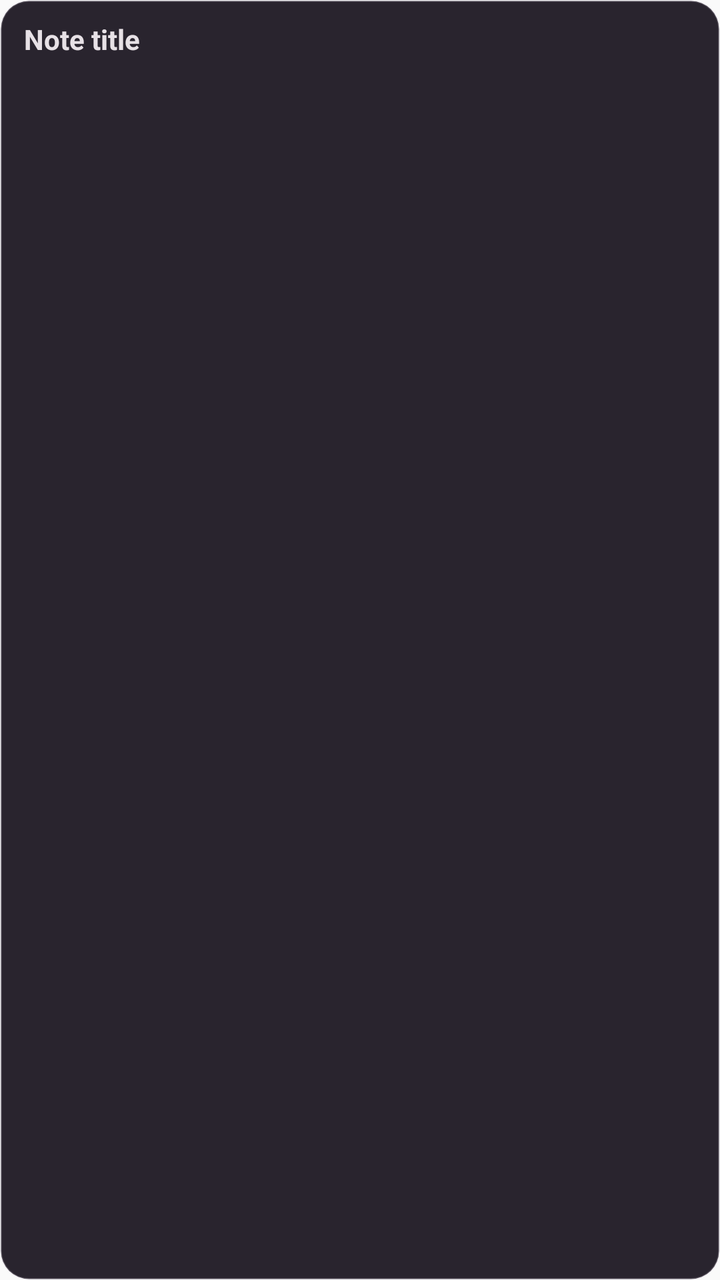
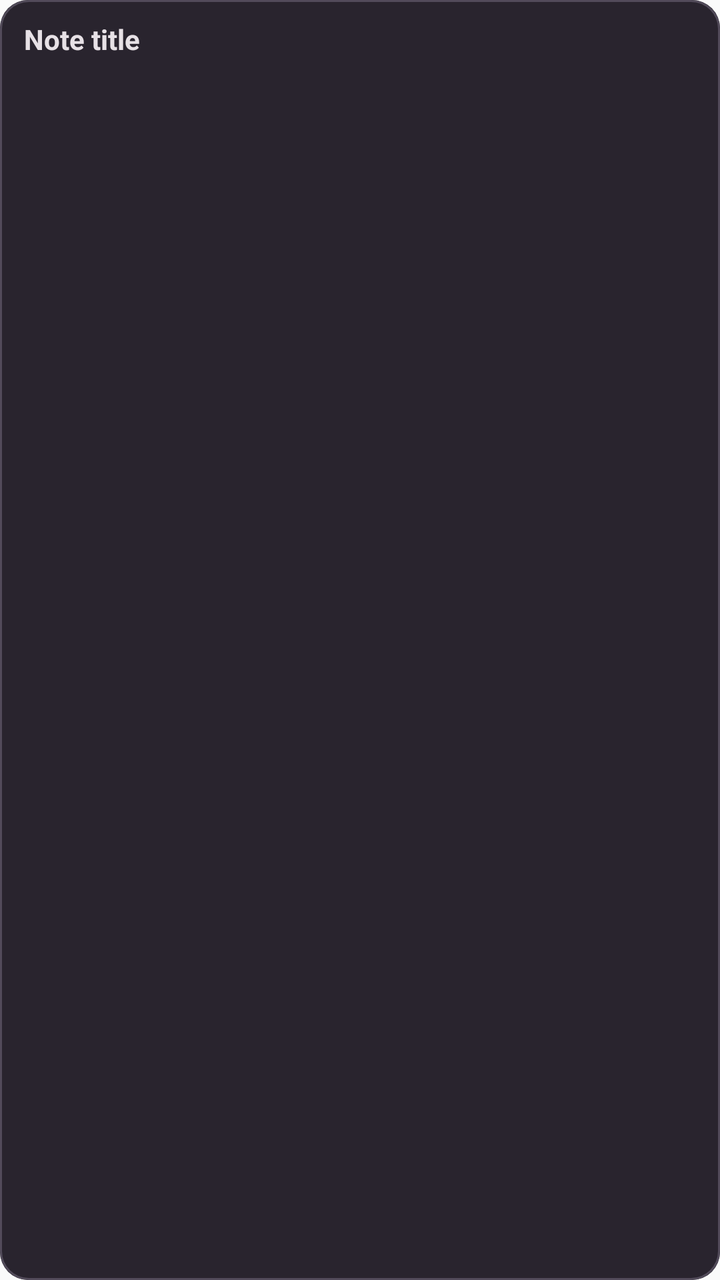

Before-and-after screenshots of an Android layout around one commit, followed by the original layout XML and the change that was made.
<!-- AndroidManifest.xml: application theme Theme.Toolbox -->
<!-- res/layout/widget_notes_item.xml -->
<?xml version="1.0" encoding="utf-8"?>
<LinearLayout xmlns:android="http://schemas.android.com/apk/res/android"
    android:id="@+id/widget_notes_row_root"
    android:layout_width="match_parent"
    android:layout_height="wrap_content"
    android:baselineAligned="false"
    android:orientation="horizontal">

    
    <FrameLayout
        android:id="@+id/widget_notes_item_root"
        android:layout_width="0dp"
        android:layout_height="match_parent"
        android:layout_weight="1"
        android:background="@drawable/bg_todo_widget_item">

        <LinearLayout
            android:id="@+id/widget_notes_item_container"
            android:layout_width="match_parent"
            android:layout_height="wrap_content"
            android:orientation="vertical"
            android:paddingStart="12dp"
            android:paddingTop="10dp"
            android:paddingEnd="12dp"
            android:paddingBottom="10dp">

            
            <LinearLayout
                android:id="@+id/widget_notes_item_header_row"
                android:layout_width="match_parent"
                android:layout_height="wrap_content"
                android:gravity="center_vertical"
                android:orientation="horizontal">

                <TextView
                    android:id="@+id/widget_notes_item_title"
                    android:layout_width="0dp"
                    android:layout_height="wrap_content"
                    android:layout_weight="1"
                    android:ellipsize="end"
                    android:maxLines="1"
                    android:text="Note title"
                    android:textColor="#FFE7E1E6"
                    android:textSize="14sp"
                    android:textStyle="bold" />

                <ImageView
                    android:id="@+id/widget_notes_item_pin_icon"
                    android:layout_width="14dp"
                    android:layout_height="14dp"
                    android:layout_marginStart="6dp"
                    android:contentDescription="Pinned note"
                    android:scaleType="centerInside"
                    android:src="@drawable/ic_notes_widget_pin"
                    android:tint="#FFDDB9F6"
                    android:visibility="gone" />

                <TextView
                    android:id="@+id/widget_notes_item_checklist_badge"
                    android:layout_width="wrap_content"
                    android:layout_height="wrap_content"
                    android:layout_marginStart="6dp"
                    android:background="@drawable/bg_todo_widget_pill"
                    android:paddingStart="7dp"
                    android:paddingTop="2dp"
                    android:paddingEnd="7dp"
                    android:paddingBottom="2dp"
                    android:text="0/0"
                    android:textColor="#FFF3DAFF"
                    android:textSize="10.5sp"
                    android:textStyle="bold"
                    android:visibility="gone" />
            </LinearLayout>

            
            <TextView
                android:id="@+id/widget_notes_item_body"
                android:layout_width="match_parent"
                android:layout_height="wrap_content"
                android:layout_marginTop="3dp"
                android:ellipsize="end"
                android:maxLines="3"
                android:text=""
                android:textColor="#FFCDC4CF"
                android:textSize="12sp"
                android:visibility="gone" />

            
            <TextView
                android:id="@+id/widget_notes_item_meta"
                android:layout_width="match_parent"
                android:layout_height="wrap_content"
                android:layout_marginTop="4dp"
                android:ellipsize="end"
                android:maxLines="1"
                android:text=""
                android:textColor="#FF968E99"
                android:textSize="11sp" />
        </LinearLayout>
    </FrameLayout>

    
    <FrameLayout
        android:id="@+id/widget_notes_item_second_root"
        android:layout_width="0dp"
        android:layout_height="match_parent"
        android:layout_marginStart="6dp"
        android:layout_weight="1"
        android:background="@drawable/bg_todo_widget_item"
        android:visibility="gone">

        <LinearLayout
            android:id="@+id/widget_notes_item_second_container"
            android:layout_width="match_parent"
            android:layout_height="wrap_content"
            android:orientation="vertical"
            android:paddingStart="12dp"
            android:paddingTop="10dp"
            android:paddingEnd="12dp"
            android:paddingBottom="10dp">

            
            <LinearLayout
                android:id="@+id/widget_notes_item_second_header_row"
                android:layout_width="match_parent"
                android:layout_height="wrap_content"
                android:gravity="center_vertical"
                android:orientation="horizontal">

                <TextView
                    android:id="@+id/widget_notes_item_second_title"
                    android:layout_width="0dp"
                    android:layout_height="wrap_content"
                    android:layout_weight="1"
                    android:ellipsize="end"
                    android:maxLines="1"
                    android:text="Note title"
                    android:textColor="#FFE7E1E6"
                    android:textSize="14sp"
                    android:textStyle="bold" />

                <ImageView
                    android:id="@+id/widget_notes_item_second_pin_icon"
                    android:layout_width="14dp"
                    android:layout_height="14dp"
                    android:layout_marginStart="6dp"
                    android:contentDescription="Pinned note"
                    android:scaleType="centerInside"
                    android:src="@drawable/ic_notes_widget_pin"
                    android:tint="#FFDDB9F6"
                    android:visibility="gone" />

                <TextView
                    android:id="@+id/widget_notes_item_second_checklist_badge"
                    android:layout_width="wrap_content"
                    android:layout_height="wrap_content"
                    android:layout_marginStart="6dp"
                    android:background="@drawable/bg_todo_widget_pill"
                    android:paddingStart="7dp"
                    android:paddingTop="2dp"
                    android:paddingEnd="7dp"
                    android:paddingBottom="2dp"
                    android:text="0/0"
                    android:textColor="#FFF3DAFF"
                    android:textSize="10.5sp"
                    android:textStyle="bold"
                    android:visibility="gone" />
            </LinearLayout>

            
            <TextView
                android:id="@+id/widget_notes_item_second_body"
                android:layout_width="match_parent"
                android:layout_height="wrap_content"
                android:layout_marginTop="3dp"
                android:ellipsize="end"
                android:maxLines="3"
                android:text=""
                android:textColor="#FFCDC4CF"
                android:textSize="12sp"
                android:visibility="gone" />

            
            <TextView
                android:id="@+id/widget_notes_item_second_meta"
                android:layout_width="match_parent"
                android:layout_height="wrap_content"
                android:layout_marginTop="4dp"
                android:ellipsize="end"
                android:maxLines="1"
                android:text=""
                android:textColor="#FF968E99"
                android:textSize="11sp" />
        </LinearLayout>
    </FrameLayout>
</LinearLayout>
<!-- resources referenced by this layout -->
<resources>
  <!-- drawable bg_todo_widget_item (drawable) -->
  <?xml version="1.0" encoding="utf-8"?>
  <shape xmlns:android="http://schemas.android.com/apk/res/android"
      android:shape="rectangle">
      <corners android:radius="14dp" />
      <solid android:color="#FF29242E" />
      <stroke
          android:width="1dp"
          android:color="#33CDC4CF" />
  </shape>
  <!-- drawable bg_todo_widget_pill (drawable) -->
  <?xml version="1.0" encoding="utf-8"?>
  <shape xmlns:android="http://schemas.android.com/apk/res/android"
      android:shape="rectangle">
      <corners android:radius="999dp" />
      <solid android:color="#FF5A3472" />
  </shape>
  <!-- drawable ic_notes_widget_pin (drawable) -->
  <?xml version="1.0" encoding="utf-8"?>
  <vector xmlns:android="http://schemas.android.com/apk/res/android"
      android:width="24dp"
      android:height="24dp"
      android:viewportWidth="24"
      android:viewportHeight="24">
      <path
          android:fillColor="#FFFFFFFF"
          android:pathData="M16,9V4h1c0.55,0 1,-0.45 1,-1s-0.45,-1 -1,-1H7C6.45,2 6,2.45 6,3s0.45,1 1,1h1v5c0,1.66 -1.34,3 -3,3v2h5.97v7l1,1l1,-1v-7H19v-2C17.34,12 16,10.66 16,9z" />
  </vector>
  <style name="Theme.Toolbox" parent="android:Theme.Material.Light.NoActionBar" />
</resources>

<!-- the commit's change to res/layout/widget_notes_item.xml (unified diff, before → after) -->
@@ -11,8 +11,23 @@
         android:id="@+id/widget_notes_item_root"
         android:layout_width="0dp"
         android:layout_height="match_parent"
-        android:layout_weight="1"
-        android:background="@drawable/bg_todo_widget_item">
+        android:layout_weight="1">
+
+        <ImageView
+            android:id="@+id/widget_notes_item_bg"
+            android:layout_width="match_parent"
+            android:layout_height="match_parent"
+            android:contentDescription="@null"
+            android:scaleType="fitXY"
+            android:src="@drawable/bg_notes_widget_item_fill" />
+
+        <ImageView
+            android:id="@+id/widget_notes_item_border"
+            android:layout_width="match_parent"
+            android:layout_height="match_parent"
+            android:contentDescription="@null"
+            android:scaleType="fitXY"
+            android:src="@drawable/bg_notes_widget_item_border" />
 
         <LinearLayout
             android:id="@+id/widget_notes_item_container"
@@ -106,8 +121,23 @@
         android:layout_height="match_parent"
         android:layout_marginStart="6dp"
         android:layout_weight="1"
-        android:background="@drawable/bg_todo_widget_item"
         android:visibility="gone">
+
+        <ImageView
+            android:id="@+id/widget_notes_item_second_bg"
+            android:layout_width="match_parent"
+            android:layout_height="match_parent"
+            android:contentDescription="@null"
+            android:scaleType="fitXY"
+            android:src="@drawable/bg_notes_widget_item_fill" />
+
+        <ImageView
+            android:id="@+id/widget_notes_item_second_border"
+            android:layout_width="match_parent"
+            android:layout_height="match_parent"
+            android:contentDescription="@null"
+            android:scaleType="fitXY"
+            android:src="@drawable/bg_notes_widget_item_border" />
 
         <LinearLayout
             android:id="@+id/widget_notes_item_second_container"
<!-- resource entries referenced after the edit -->
@@ -1,14 +1,21 @@
 <!-- resources referenced by this layout -->
 <resources>
-  <!-- drawable bg_todo_widget_item (drawable) -->
+  <!-- drawable bg_notes_widget_item_border (drawable) -->
+  <?xml version="1.0" encoding="utf-8"?>
+  <shape xmlns:android="http://schemas.android.com/apk/res/android"
+      android:shape="rectangle">
+      <corners android:radius="14dp" />
+      <solid android:color="@android:color/transparent" />
+      <stroke
+          android:width="1dp"
+          android:color="#FF524B5A" />
+  </shape>
+  <!-- drawable bg_notes_widget_item_fill (drawable) -->
   <?xml version="1.0" encoding="utf-8"?>
   <shape xmlns:android="http://schemas.android.com/apk/res/android"
       android:shape="rectangle">
       <corners android:radius="14dp" />
       <solid android:color="#FF29242E" />
-      <stroke
-          android:width="1dp"
-          android:color="#33CDC4CF" />
   </shape>
   <!-- drawable bg_todo_widget_pill (drawable) -->
   <?xml version="1.0" encoding="utf-8"?>
